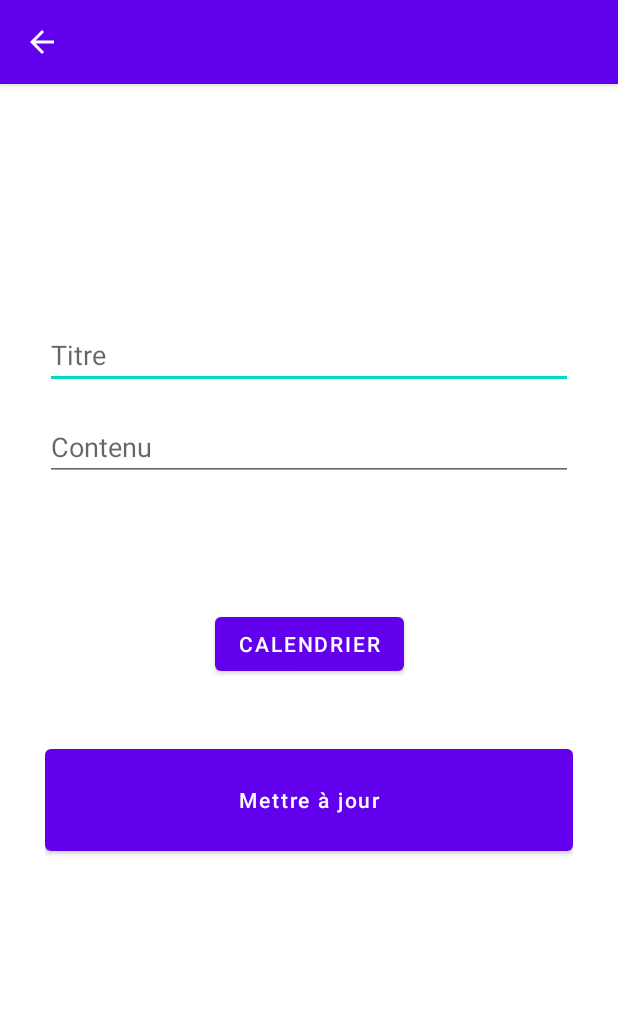
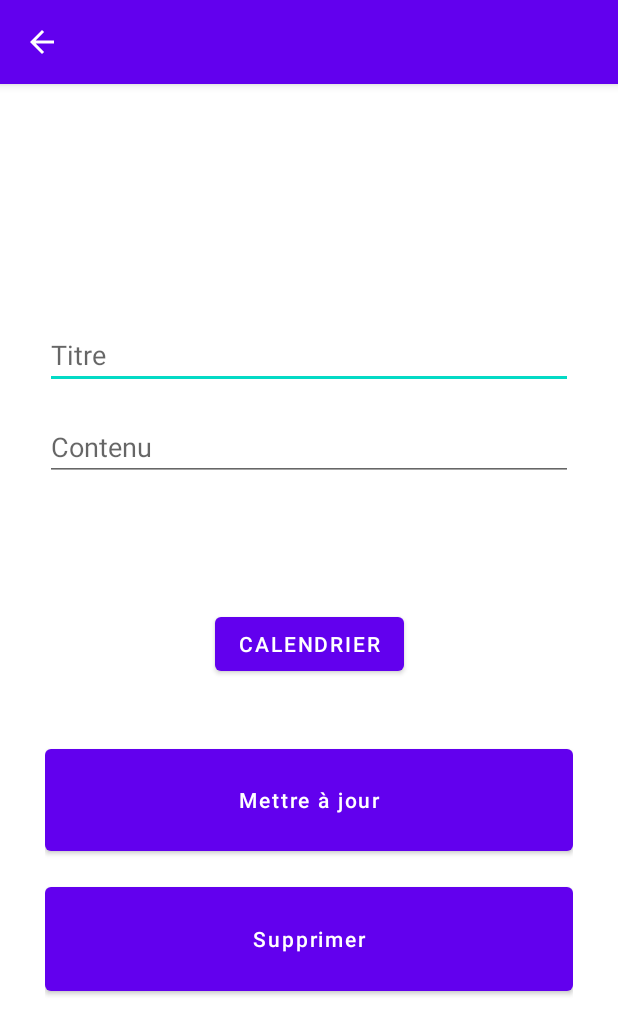
Before and after one commit to Maksew/TodoListKotlin, an Android app: the UpdateActivity screen opened directly, with no data from a screen before it, on a phone screen of 412 x 824 dp. Shown: the top 1035 px of the screen. Run offline under Robolectric (Android 15) with nearby library versions, the phone set to English and light mode, and no system bars.

Commit message:
+ Ajout fonctionnalité suppression de tâches (TODO Corriger bug add après séléction de date)

```diff
--- a/app/src/main/res/layout/activity_update.xml
+++ b/app/src/main/res/layout/activity_update.xml
@@ -65,5 +65,17 @@
         app:layout_constraintStart_toStartOf="parent"
         app:layout_constraintTop_toBottomOf="@+id/calendar2" />
 
+    <Button
+        android:id="@+id/deleteButton"
+        android:layout_width="match_parent"
+        android:layout_height="81dp"
+        android:layout_marginTop="132dp"
+        android:text="Supprimer"
+        android:textAllCaps="false"
+        app:layout_constraintEnd_toEndOf="parent"
+        app:layout_constraintHorizontal_bias="0.733"
+        app:layout_constraintStart_toStartOf="parent"
+        app:layout_constraintTop_toBottomOf="@+id/calendar2" />
+
 
 </androidx.constraintlayout.widget.ConstraintLayout>
```
Also changed, not shown: app/src/main/java/com/example/todolistkotlin/Database.kt (+13 -0 lines), app/src/main/java/com/example/todolistkotlin/UpdateActivity.kt (+27 -5 lines), app/src/main/java/com/example/todolistkotlin/CustomAdapter.kt (line endings or trailing spaces), app/src/main/java/com/example/todolistkotlin/MainActivity.kt (line endings or trailing spaces), app/src/main/res/layout/activity_main.xml (line endings or trailing spaces), app/src/main/res/layout/row.xml (line endings or trailing spaces).
